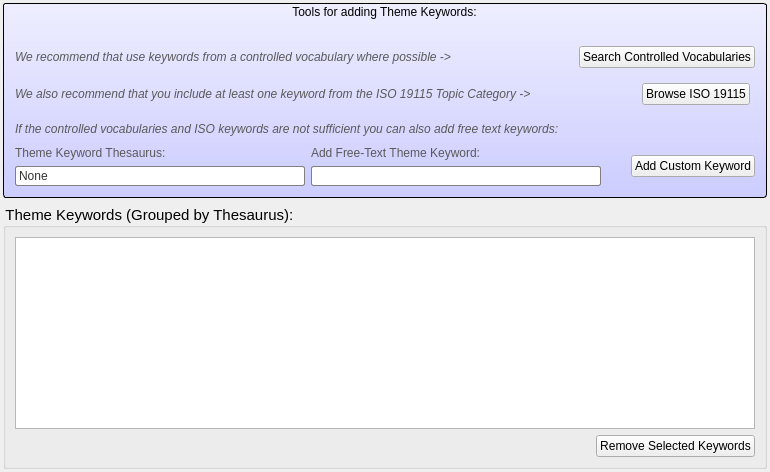
This is pymdwizard/gui/ui_files/ThemeKeywords.ui in DOI-USGS/fort-pymdwizard as Qt 5 draws it before an edit. The edited form follows.
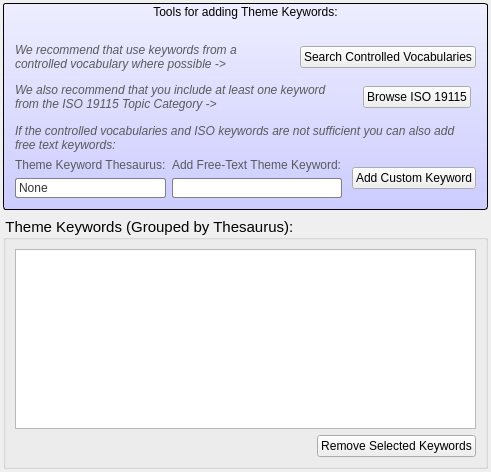
This is the edited form.

Commit message: Added Place keywords

Patch:
```diff
--- a/pymdwizard/gui/ui_files/ThemeKeywords.ui
+++ b/pymdwizard/gui/ui_files/ThemeKeywords.ui
@@ -6,7 +6,7 @@
    <rect>
     <x>0</x>
     <y>0</y>
-    <width>770</width>
+    <width>491</width>
     <height>472</height>
    </rect>
   </property>
@@ -93,6 +93,9 @@
               <property name="textFormat">
                <enum>Qt::RichText</enum>
               </property>
+              <property name="wordWrap">
+               <bool>true</bool>
+              </property>
              </widget>
             </item>
             <item>
@@ -100,9 +103,12 @@
               <property name="orientation">
                <enum>Qt::Horizontal</enum>
               </property>
+              <property name="sizeType">
+               <enum>QSizePolicy::Minimum</enum>
+              </property>
               <property name="sizeHint" stdset="0">
                <size>
-                <width>108</width>
+                <width>10</width>
                 <height>29</height>
                </size>
               </property>
@@ -110,6 +116,12 @@
             </item>
             <item>
              <widget class="QPushButton" name="btn_search_controlled">
+              <property name="sizePolicy">
+               <sizepolicy hsizetype="Fixed" vsizetype="Fixed">
+                <horstretch>0</horstretch>
+                <verstretch>0</verstretch>
+               </sizepolicy>
+              </property>
               <property name="toolTip">
                <string>Perform search of USGS Controlled Vocabularies</string>
               </property>
@@ -154,6 +166,9 @@
               <property name="textFormat">
                <enum>Qt::RichText</enum>
               </property>
+              <property name="wordWrap">
+               <bool>true</bool>
+              </property>
              </widget>
             </item>
             <item>
@@ -161,9 +176,12 @@
               <property name="orientation">
                <enum>Qt::Horizontal</enum>
               </property>
+              <property name="sizeType">
+               <enum>QSizePolicy::Minimum</enum>
+              </property>
               <property name="sizeHint" stdset="0">
                <size>
-                <width>40</width>
+                <width>10</width>
                 <height>20</height>
                </size>
               </property>
@@ -171,6 +189,12 @@
             </item>
             <item>
              <widget class="QPushButton" name="btn_browse_iso">
+              <property name="sizePolicy">
+               <sizepolicy hsizetype="Fixed" vsizetype="Fixed">
+                <horstretch>0</horstretch>
+                <verstretch>0</verstretch>
+               </sizepolicy>
+              </property>
               <property name="toolTip">
                <string>Add ISO 19115 keywords</string>
               </property>
@@ -198,6 +222,9 @@
             <property name="textFormat">
              <enum>Qt::RichText</enum>
             </property>
+            <property name="wordWrap">
+             <bool>true</bool>
+            </property>
            </widget>
           </item>
           <item>
```
Left out of the diff: 2 changed lines with no effect on the pictures. The commit also changes 10 other files.
